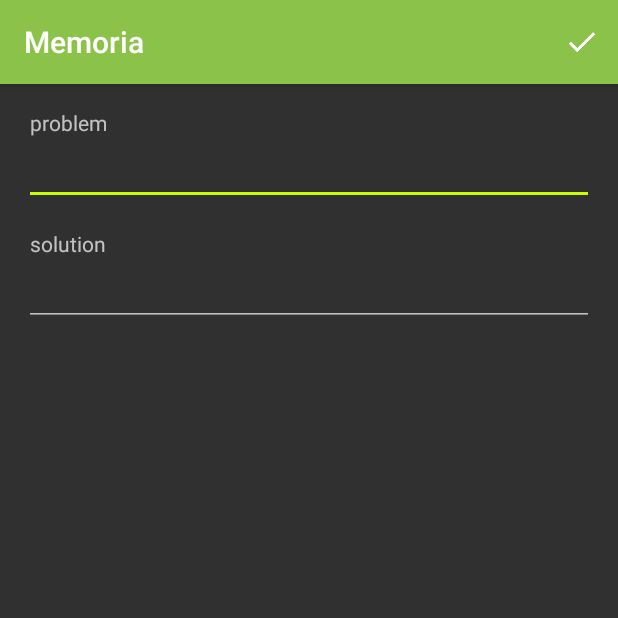
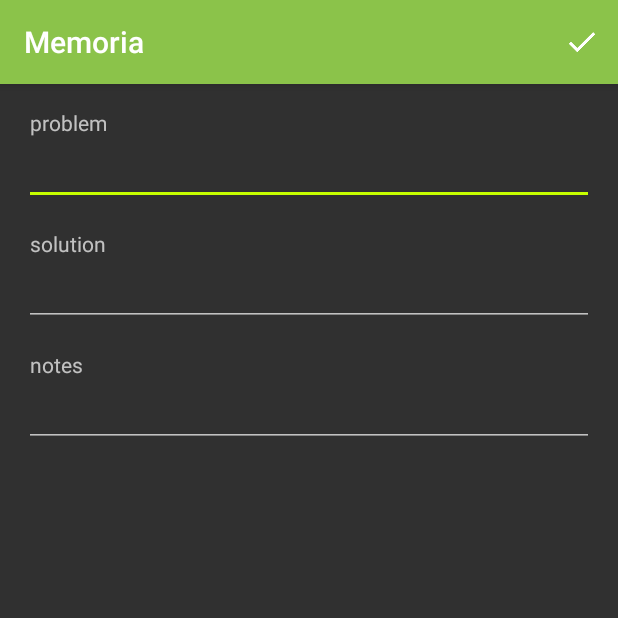
Before and after one commit to tughi/memoria, an Android app: the ItemEditActivity screen opened directly, with no data from a screen before it, on a phone screen of 412 x 824 dp, the top half of it. Run offline under Robolectric (Android 15) with nearby library versions, the phone set to English and light mode, and no system bars.

Commit message:
item rating

```diff
--- a/app/src/main/java/com/tughi/memoria/ItemEditActivity.java
+++ b/app/src/main/java/com/tughi/memoria/ItemEditActivity.java
@@ -22,6 +22,7 @@ public class ItemEditActivity extends AppCompatActivity implements LoaderManager
 
     private EditText problemEditText;
     private EditText solutionEditText;
+    private EditText notesEditText;
 
     @Override
     protected void onCreate(Bundle savedInstanceState) {
@@ -32,6 +33,7 @@ public class ItemEditActivity extends AppCompatActivity implements LoaderManager
         setContentView(R.layout.item_edit_activity);
         problemEditText = (EditText) findViewById(R.id.problem);
         solutionEditText = (EditText) findViewById(R.id.solution);
+        notesEditText = (EditText) findViewById(R.id.notes);
 
         if (itemUri != null) {
             getSupportLoaderManager().initLoader(0, null, this);
@@ -66,6 +68,7 @@ public class ItemEditActivity extends AppCompatActivity implements LoaderManager
         if (cursor.moveToFirst()) {
             problemEditText.setText(cursor.getString(cursor.getColumnIndex(Items.Columns.PROBLEM)));
             solutionEditText.setText(cursor.getString(cursor.getColumnIndex(Items.Columns.SOLUTION)));
+            notesEditText.setText(cursor.getString(cursor.getColumnIndex(Items.Columns.NOTES)));
 
             loader.abandon();
         }
@@ -90,6 +93,7 @@ public class ItemEditActivity extends AppCompatActivity implements LoaderManager
             values = new ContentValues();
             putValue(Items.Columns.PROBLEM, problemEditText);
             putValue(Items.Columns.SOLUTION, solutionEditText);
+            putValue(Items.Columns.NOTES, notesEditText);
         }
 
         private void putValue(String key, EditText editText) {
--- a/app/src/main/java/com/tughi/memoria/Items.java
+++ b/app/src/main/java/com/tughi/memoria/Items.java
@@ -10,6 +10,9 @@ public class Items {
         String ID = "_id";
         String PROBLEM = "problem";
         String SOLUTION = "solution";
+        String NOTES = "notes";
+        String RATING = "rating";
+        String TESTED = "tested";
     }
 
 }
--- a/app/src/main/java/com/tughi/memoria/KnowledgeProvider.java
+++ b/app/src/main/java/com/tughi/memoria/KnowledgeProvider.java
@@ -47,6 +47,9 @@ public class KnowledgeProvider extends ContentProvider {
 
     private Cursor queryItems(String[] projection, String selection, String[] selectionArgs, String sortOrder) {
         SQLiteDatabase db = helper.getReadableDatabase();
+        if (sortOrder == null) {
+            sortOrder = Items.Columns.RATING + ", " + Items.Columns.TESTED;
+        }
         Cursor cursor = db.query(TABLE_ITEMS, projection, selection, selectionArgs, null, null, sortOrder);
         cursor.setNotificationUri(getContext().getContentResolver(), Items.CONTENT_URI);
         return cursor;
--- a/app/src/main/res/layout/item_edit_activity.xml
+++ b/app/src/main/res/layout/item_edit_activity.xml
@@ -38,6 +38,22 @@
             android:layout_height="wrap_content"
             android:inputType="text" />
 
+        <TextView
+            android:layout_width="match_parent"
+            android:layout_height="wrap_content"
+            android:layout_marginTop="16dp"
+            android:paddingLeft="@dimen/abc_control_inset_material"
+            android:paddingRight="@dimen/abc_control_inset_material"
+            android:text="@string/notes"
+            android:textAppearance="@style/TextAppearance.AppCompat.Small" />
+
+        <EditText
+            android:id="@+id/notes"
+            android:layout_width="match_parent"
+            android:layout_height="wrap_content"
+            android:inputType="textMultiLine"
+            android:singleLine="false" />
+
     </LinearLayout>
 
 </ScrollView>
--- a/app/src/main/res/values/strings.xml
+++ b/app/src/main/res/values/strings.xml
@@ -3,6 +3,7 @@
     <string name="add">Add</string>
     <string name="problem">problem</string>
     <string name="solution">solution</string>
+    <string name="notes">notes</string>
     <string name="done">done</string>
     <string name="practice">Practice</string>
     <string name="knowledge">Knowledge</string>
```
Also changed, not shown: app/src/main/java/com/tughi/memoria/MainActivity.java (+61 -18 lines), app/src/main/java/com/tughi/memoria/SolutionPickerFragment.java (renamed from app/src/main/java/com/tughi/memoria/SolutionsPracticeFragment.java, +30 -14 lines), 1 other file.
